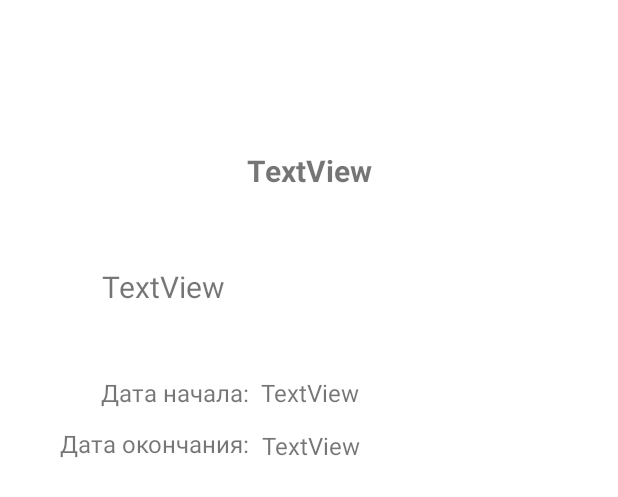
After one commit to WhatuWannaDo/MyReminders, an Android app: the layout fragment_show_full_reminder.xml on its own in the app's theme, with its tools: preview values and no code run, on a phone screen of 412 x 824 dp. The commit adds this screen. Shown: the top 497 px of the screen. Run offline under Robolectric (Android 15) with nearby library versions, the phone set to English and light mode, and no system bars.

Commit message:
added view for full reminder. safe args rework

```diff
--- /dev/null
+++ b/app/src/main/res/layout/fragment_show_full_reminder.xml
@@ -0,0 +1,79 @@
+<?xml version="1.0" encoding="utf-8"?>
+<androidx.constraintlayout.widget.ConstraintLayout xmlns:android="http://schemas.android.com/apk/res/android"
+    xmlns:app="http://schemas.android.com/apk/res-auto"
+    xmlns:tools="http://schemas.android.com/tools"
+    android:layout_width="match_parent"
+    android:layout_height="match_parent"
+    tools:context=".MVVM.View.MainPage.ShowFullReminder">
+
+
+    <TextView
+        android:id="@+id/fullHeader"
+        android:layout_width="wrap_content"
+        android:layout_height="wrap_content"
+        android:layout_marginStart="175dp"
+        android:layout_marginTop="100dp"
+        android:layout_marginEnd="175dp"
+        android:text="TextView"
+        android:textSize="20sp"
+        android:textStyle="bold"
+        app:layout_constraintEnd_toEndOf="parent"
+        app:layout_constraintStart_toStartOf="parent"
+        app:layout_constraintTop_toTopOf="parent" />
+
+    <TextView
+        android:id="@+id/fullDescription"
+        android:layout_width="275dp"
+        android:layout_height="wrap_content"
+        android:layout_marginStart="68dp"
+        android:layout_marginTop="50dp"
+        android:text="TextView"
+        android:textSize="20sp"
+        app:layout_constraintStart_toStartOf="parent"
+        app:layout_constraintTop_toBottomOf="@+id/fullHeader" />
+
+    <TextView
+        android:id="@+id/textView5"
+        android:layout_width="wrap_content"
+        android:layout_height="wrap_content"
+        android:layout_marginStart="67dp"
+        android:layout_marginTop="46dp"
+        android:text="Дата начала:"
+        android:textSize="16sp"
+        app:layout_constraintStart_toStartOf="parent"
+        app:layout_constraintTop_toBottomOf="@+id/fullDescription" />
+
+    <TextView
+        android:id="@+id/textView6"
+        android:layout_width="wrap_content"
+        android:layout_height="wrap_content"
+        android:layout_marginStart="40dp"
+        android:layout_marginTop="12dp"
+        android:text="Дата окончания:"
+        android:textSize="16sp"
+        app:layout_constraintStart_toStartOf="parent"
+        app:layout_constraintTop_toBottomOf="@+id/textView5" />
+
+    <TextView
+        android:id="@+id/fullStartDate"
+        android:layout_width="wrap_content"
+        android:layout_height="wrap_content"
+        android:layout_marginStart="8dp"
+        android:layout_marginTop="46dp"
+        android:text="TextView"
+        android:textSize="16sp"
+        app:layout_constraintStart_toEndOf="@+id/textView5"
+        app:layout_constraintTop_toBottomOf="@+id/fullDescription" />
+
+    <TextView
+        android:id="@+id/fullEndDate"
+        android:layout_width="wrap_content"
+        android:layout_height="wrap_content"
+        android:layout_marginStart="8dp"
+        android:layout_marginTop="13dp"
+        android:text="TextView"
+        android:textSize="16sp"
+        app:layout_constraintStart_toEndOf="@+id/textView6"
+        app:layout_constraintTop_toBottomOf="@+id/fullStartDate" />
+
+</androidx.constraintlayout.widget.ConstraintLayout>
```
Also changed, not shown: app/src/main/java/com/example/myreminders/MVVM/View/MainPage/MainPageAdapter.kt (+9 -0 lines), app/src/main/java/com/example/myreminders/MVVM/View/MainPage/MainPageReminders.kt (+4 -7 lines), app/src/main/java/com/example/myreminders/MVVM/View/MainPage/ShowFullReminder.kt (added, +34 -0 lines), app/src/main/res/layout/main_page_reminders_row.xml (+9 -0 lines), app/src/main/res/navigation/menu_nav.xml (+12 -0 lines).
